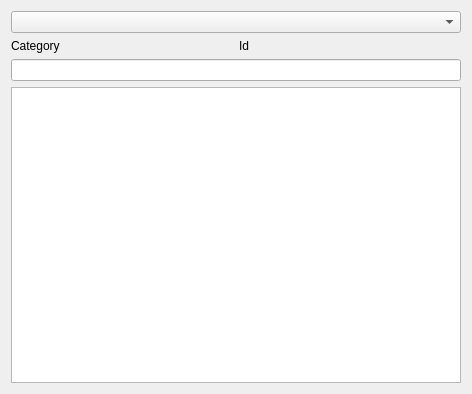
First picture: the form in ocs/example/contentdownload.ui, repository KDE/kdeexamples, before the edit.
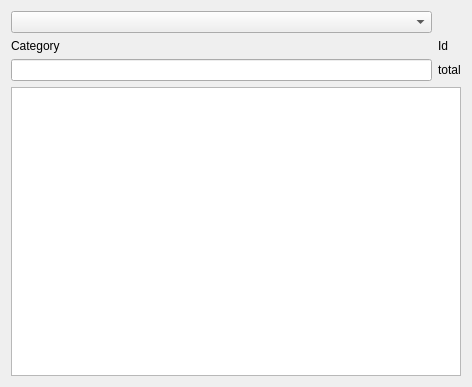
Second picture: the form after the edit.

Commit message: implement search and show total

Diff of the .ui file:
```diff
--- a/ocs/example/contentdownload.ui
+++ b/ocs/example/contentdownload.ui
@@ -7,17 +7,14 @@
     <x>0</x>
     <y>0</y>
     <width>472</width>
-    <height>394</height>
+    <height>387</height>
    </rect>
   </property>
   <property name="windowTitle">
    <string>Form</string>
   </property>
-  <layout class="QVBoxLayout" name="verticalLayout">
-   <item>
-    <widget class="QComboBox" name="category"/>
-   </item>
-   <item>
+  <layout class="QGridLayout" name="gridLayout">
+   <item row="1" column="1">
     <layout class="QHBoxLayout" name="horizontalLayout">
      <item>
       <widget class="QLabel" name="currentCategoryLabel">
@@ -26,21 +23,31 @@
        </property>
       </widget>
      </item>
-     <item>
-      <widget class="QLabel" name="currentCategoryIdLabel">
-       <property name="text">
-        <string>Id</string>
-       </property>
-      </widget>
-     </item>
     </layout>
    </item>
-   <item>
+   <item row="2" column="1">
     <widget class="QLineEdit" name="search"/>
    </item>
-   <item>
+   <item row="2" column="2">
+    <widget class="QLabel" name="countLabel">
+     <property name="text">
+      <string>total</string>
+     </property>
+    </widget>
+   </item>
+   <item row="3" column="1" colspan="2">
     <widget class="QListWidget" name="contentList"/>
    </item>
+   <item row="1" column="2">
+    <widget class="QLabel" name="currentCategoryIdLabel">
+     <property name="text">
+      <string>Id</string>
+     </property>
+    </widget>
+   </item>
+   <item row="0" column="1">
+    <widget class="QComboBox" name="category"/>
+   </item>
   </layout>
  </widget>
  <resources/>
```
The commit also changes 2 other files.
